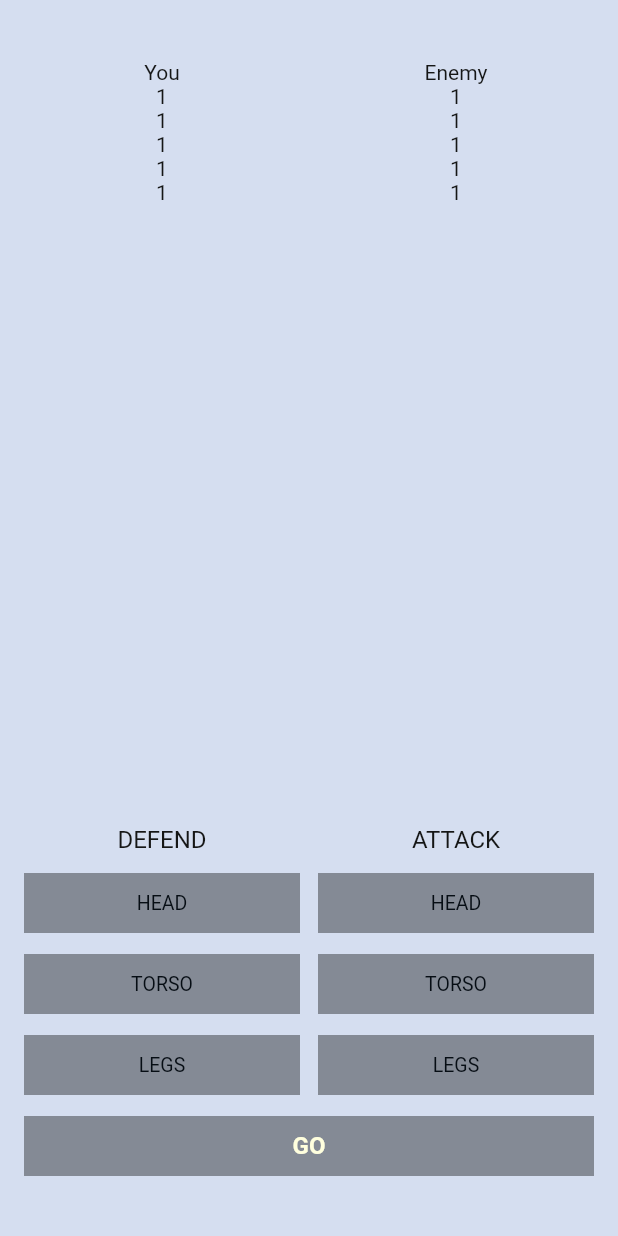
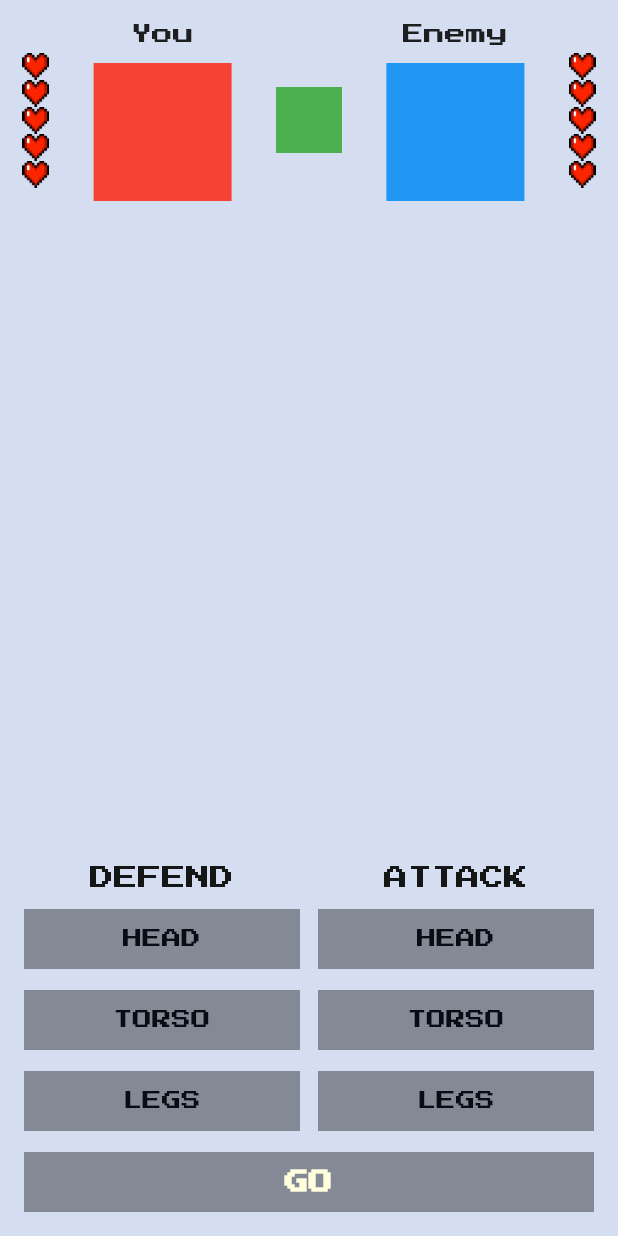
Before and after one commit to devmaslove/flutter_fight_club, a Flutter app: the screen it shows after launch, on a phone screen of 412 x 824 dp. Run offline on Flutter 3.47's test engine with Material 2 defaults, Android fonts, the phone set to English and light mode, and no system bars; our stand-ins replace google_fonts.

Commit message:
Урок №3

```diff
--- /dev/null
+++ b/lib/fight_club_colors.dart
@@ -0,0 +1,12 @@
+import 'package:flutter/material.dart';
+
+class FightClubColors {
+  FightClubColors._();
+
+  static const background = Colors.black;
+  static const greyButton = Colors.black;
+  static const blueButton = Colors.black;
+  static const blackButton = Colors.black;
+  static const darkGreyText = Colors.black;
+  static const whiteText = Colors.black;
+}
--- /dev/null
+++ b/lib/fight_club_icons.dart
@@ -0,0 +1,6 @@
+class FightClubIcons {
+  FightClubIcons._();
+
+  static const heartFull = "assets/icons/heart-full.png";
+  static const heartEmpty = "assets/icons/heart-empty.png";
+}
--- /dev/null
+++ b/lib/fight_club_images.dart
@@ -0,0 +1,6 @@
+class FightClubImages {
+  FightClubImages._();
+
+  static const enemyAvatar = "assets/icons/enemy-avatar.png";
+  static const youAvatar = "assets/icons/you-avatar.png";
+}
--- a/lib/main.dart
+++ b/lib/main.dart
@@ -1,4 +1,8 @@
+import 'dart:math';
+
 import 'package:flutter/material.dart';
+import 'package:flutter_fight_club/fight_club_icons.dart';
+import 'package:google_fonts/google_fonts.dart';
 
 void main() {
   runApp(MyApp());
@@ -9,6 +13,11 @@ class MyApp extends StatelessWidget {
   Widget build(BuildContext context) {
     return MaterialApp(
       home: MyHomePage(),
+      theme: ThemeData(
+        textTheme: GoogleFonts.pressStart2pTextTheme(
+          Theme.of(context).textTheme,
+        ),
+      ),
     );
   }
 }
@@ -17,105 +26,130 @@ class MyHomePage extends StatefulWidget {
   const MyHomePage({Key? key}) : super(key: key);
 
   @override
-  _MyHomePageState createState() => _MyHomePageState();
+  MyHomePageState createState() => MyHomePageState();
 }
 
-class _MyHomePageState extends State<MyHomePage> {
+class MyHomePageState extends State<MyHomePage> {
+  static const maxLives = 5;
+
   BobyPart? defendingBodyPart;
   BobyPart? attackingBodyPart;
+
+  BobyPart whatEnemyAttacks = BobyPart.random();
+  BobyPart whatEnemyDefends = BobyPart.random();
+
+  int yourLives = maxLives;
+  int enemysLives = maxLives;
 
   @override
   Widget build(BuildContext context) {
     return Scaffold(
       backgroundColor: Color(0xFFD5DEF0),
-      body: Column(
-        children: [
-          SizedBox(height: 40),
-          RowResults(leftText: 'You', rightText: 'Enemy'),
-          RowResults(leftText: '1', rightText: '1'),
-          RowResults(leftText: '1', rightText: '1'),
-          RowResults(leftText: '1', rightText: '1'),
-          RowResults(leftText: '1', rightText: '1'),
-          RowResults(leftText: '1', rightText: '1'),
-          Expanded(child: SizedBox()),
-          Row(
-            mainAxisAlignment: MainAxisAlignment.center,
-            children: [
-              SizedBox(width: 16),
-              Expanded(
+      body: SafeArea(
+
         child: Column(
           children: [
-                    Text(
-                      'Defend'.toUpperCase(),
-                      style: TextStyle(color: Color(0xFF151616), fontSize: 16),
+            FightersInfo(
+              yourLives: yourLives,
+              enemysLives: enemysLives,
+              maxLivesCount: maxLives,
             ),
-                    SizedBox(height: 13),
-                    BodyPartButton(
-                      bodyPart: BobyPart.head,
-                      selected: defendingBodyPart == BobyPart.head,
-                      bodyPartSetter: _selectDefendingBodyPart,
+            Expanded(child: SizedBox()),
+            ControlsWidget(
+              defendingBodyPart: defendingBodyPart,
+              selectDefendingBodyPart: _selectDefendingBodyPart,
+              attackingBodyPart: attackingBodyPart,
+              selectAttackingBodyPart: _selectAttackingBodyPart,
             ),
             SizedBox(height: 14),
-                    BodyPartButton(
-                      bodyPart: BobyPart.torso,
-                      selected: defendingBodyPart == BobyPart.torso,
-                      bodyPartSetter: _selectDefendingBodyPart,
+            GoButton(
+              onTap: _pushGoButton,
+              color: _getGoColor(),
+              text: yourLives == 0 || enemysLives == 0 ? 'Start new game' : 'Go',
             ),
-                    SizedBox(height: 14),
-                    BodyPartButton(
-                      bodyPart: BobyPart.legs,
-                      selected: defendingBodyPart == BobyPart.legs,
-                      bodyPartSetter: _selectDefendingBodyPart,
-                    ),
+            SizedBox(height: 16),
           ],
         ),
       ),
-              SizedBox(width: 12),
-              Expanded(
-                child: Column(
-                  children: [
-                    Text(
-                      'Attack'.toUpperCase(),
-                      style: TextStyle(color: Color(0xFF151616), fontSize: 16),
-                    ),
-                    SizedBox(height: 13),
-                    BodyPartButton(
-                      bodyPart: BobyPart.head,
-                      selected: attackingBodyPart == BobyPart.head,
-                      bodyPartSetter: _selectAttackingBodyPart,
-                    ),
-                    SizedBox(height: 14),
-                    BodyPartButton(
-                      bodyPart: BobyPart.torso,
-                      selected: attackingBodyPart == BobyPart.torso,
-                      bodyPartSetter: _selectAttackingBodyPart,
-                    ),
-                    SizedBox(height: 14),
-                    BodyPartButton(
-                      bodyPart: BobyPart.legs,
-                      selected: attackingBodyPart == BobyPart.legs,
-                      bodyPartSetter: _selectAttackingBodyPart,
-                    ),
-                  ],
-                ),
-              ),
-              SizedBox(width: 16),
-            ],
-          ),
-          SizedBox(height: 14),
-          Row(
-            children: [
-              SizedBox(width: 16),
-              Expanded(
+    );
+  }
+
+  void _pushGoButton() {
+    if (yourLives == 0 || enemysLives == 0) {
+      setState(() {
+        yourLives = maxLives;
+        enemysLives = maxLives;
+      });
+    } else if (defendingBodyPart != null && attackingBodyPart != null) {
+      setState(() {
+        final bool enemyLooseFife = attackingBodyPart != whatEnemyDefends;
+        final bool youLooseFife = defendingBodyPart != whatEnemyAttacks;
+        if (enemyLooseFife) {
+          enemysLives--;
+        }
+        if (youLooseFife) {
+          yourLives--;
+        }
+        whatEnemyDefends = BobyPart.random();
+        whatEnemyAttacks = BobyPart.random();
+        defendingBodyPart = null;
+        attackingBodyPart = null;
+      });
+    }
+  }
+
+  void _selectDefendingBodyPart(BobyPart value) {
+    if (yourLives > 0 && enemysLives > 0) {
+      setState(() {
+        defendingBodyPart = value;
+      });
+    }
+  }
+
+  Color _getGoColor() {
+    if (yourLives == 0 || enemysLives == 0) {
+      return Colors.black87;
+    }
+    if (defendingBodyPart != null && attackingBodyPart != null) {
+      return Colors.black87;
+    }
+    return Colors.black38;
+  }
+
+  void _selectAttackingBodyPart(BobyPart value) {
+    if (yourLives > 0 && enemysLives > 0) {
+      setState(() {
+        attackingBodyPart = value;
+      });
+    }
+  }
+}
+
+class GoButton extends StatelessWidget {
+  final VoidCallback onTap;
+  final Color color;
+  final String text;
+
+  const GoButton({
+    Key? key,
+    required this.onTap,
+    required this.color,
+    required this.text,
+  }) : super(key: key);
+
+  @override
+  Widget build(BuildContext context) {
+    return Padding(
+      padding: const EdgeInsets.symmetric(horizontal: 16),
       child: GestureDetector(
-                  onTap: () => _pushGoButton(),
+        onTap: () => onTap(),
         child: SizedBox(
           height: 40,
           child: ColoredBox(
-                      color: _getGoColor(),
+            color: color,
             child: Center(
               child: Text(
-                          'Go'.toUpperCase(),
+                text.toUpperCase(),
                 style: TextStyle(
                   fontWeight: FontWeight.w700,
                   fontSize: 16,
@@ -126,86 +160,74 @@ class _MyHomePageState extends State<MyHomePage> {
           ),
         ),
       ),
-              ),
-              SizedBox(width: 16),
-            ],
-          ),
-          SizedBox(height: 40),
-        ],
-      ),
     );
-  }
-
-  void _selectDefendingBodyPart(BobyPart value) {
-    setState(() {
-      defendingBodyPart = value;
-    });
-  }
-
-  void _selectAttackingBodyPart(BobyPart value) {
-    setState(() {
-      attackingBodyPart = value;
-    });
-  }
-
-  void _pushGoButton() {
-    if (defendingBodyPart != null && attackingBodyPart != null) {
-      setState(() {
-        defendingBodyPart = null;
-        attackingBodyPart = null;
-      });
   }
 }
 
-  Color _getGoColor() {
-    if (defendingBodyPart != null && attackingBodyPart != null) {
-      return Colors.black87;
-    } else {
-      return Colors.black38;
-    }
-  }
-}
+class FightersInfo extends StatelessWidget {
+  final int maxLivesCount;
+  final int yourLives;
+  final int enemysLives;
 
-class RowResults extends StatelessWidget {
-  final String leftText;
-  final String rightText;
-
-  const RowResults({
+  const FightersInfo({
     Key? key,
-    required this.leftText,
-    required this.rightText,
+    required this.maxLivesCount,
+    required this.yourLives,
+    required this.enemysLives,
   }) : super(key: key);
 
   @override
   Widget build(BuildContext context) {
-    return Row(
+    return SizedBox(
+      height: 160,
+      child: Row(
+        mainAxisAlignment: MainAxisAlignment.spaceAround,
         children: [
-        SizedBox(width: 16),
-        Expanded(
-          child: Center(
-            child: Text(
-              leftText,
-              style: TextStyle(
-                fontSize: 14,
-                color: Color(0xFF151616),
+          LivesWidget(
+            overallLivesCount: maxLivesCount,
+            currentLivesCount: yourLives,
+          ),
+          Column(
+            children: [
+              const SizedBox(height: 16),
+              Text('You'),
+              const SizedBox(height: 12),
+              ColoredBox(
+                color: Colors.red,
+                child: SizedBox(
+                  width: 92,
+                  height: 92,
                 ),
               ),
+            ],
+          ),
+          ColoredBox(
+            color: Colors.green,
+            child: SizedBox(
+              width: 44,
+              height: 44,
             ),
           ),
-        SizedBox(width: 12),
-        Expanded(
-          child: Center(
-            child: Text(
-              rightText,
-              style: TextStyle(
-                fontSize: 14,
-                color: Color(0xFF151616),
+          Column(
+            children: [
+              const SizedBox(height: 16),
+              Text('Enemy'),
+              const SizedBox(height: 12),
+              ColoredBox(
+                color: Colors.blue,
+                child: SizedBox(
+                  width: 92,
+                  height: 92,
                 ),
               ),
+            ],
           ),
+          LivesWidget(
+            overallLivesCount: maxLivesCount,
+            currentLivesCount: enemysLives,
           ),
-        SizedBox(width: 16),
         ],
+      ),
     );
   }
 }
@@ -222,6 +244,12 @@ class BobyPart {
   @override
   String toString() {
     return 'BobyPart{name: $name}';
+  }
+
+  static const List<BobyPart> _values = [head, torso, legs];
+
+  static BobyPart random() {
+    return _values[Random().nextInt(_values.length)];
   }
 }
 
@@ -259,3 +287,123 @@ class BodyPartButton extends StatelessWidget {
     );
   }
 }
+
+class LivesWidget extends StatelessWidget {
+  final int overallLivesCount;
+  final int currentLivesCount;
+
+  const LivesWidget({
+    Key? key,
+    required this.overallLivesCount,
+    required this.currentLivesCount,
+  })  : assert(overallLivesCount >= 1),
+        assert(currentLivesCount >= 0),
+        assert(currentLivesCount <= overallLivesCount),
+        super(key: key);
+
+  @override
+  Widget build(BuildContext context) {
+    return Column(
+      mainAxisSize: MainAxisSize.min,
+      children: List.generate(overallLivesCount, (index) {
+        if (index < currentLivesCount) {
+          return Image.asset(
+            FightClubIcons.heartFull,
+            width: 18,
+            height: 18,
+          );
+        } else {
+          return Image.asset(
+            FightClubIcons.heartEmpty,
+            width: 18,
+            height: 18,
+          );
+        }
+      }),
+    );
+  }
+}
+
+class ControlsWidget extends StatelessWidget {
+  final BobyPart? defendingBodyPart;
+  final ValueSetter<BobyPart> selectDefendingBodyPart;
+
+  final BobyPart? attackingBodyPart;
+  final ValueSetter<BobyPart> selectAttackingBodyPart;
+
+  const ControlsWidget({
+    Key? key,
+    required this.defendingBodyPart,
+    required this.selectDefendingBodyPart,
+    required this.attackingBodyPart,
+    required this.selectAttackingBodyPart,
+  }) : super(key: key);
+
+  @override
+  Widget build(BuildContext context) {
+    return Row(
+      mainAxisAlignment: MainAxisAlignment.center,
+      children: [
+        SizedBox(width: 16),
+        Expanded(
+          child: Column(
+            children: [
+              Text(
+                'Defend'.toUpperCase(),
+                style: TextStyle(color: Color(0xFF151616), fontSize: 16),
+              ),
+              SizedBox(height: 13),
+              BodyPartButton(
+                bodyPart: BobyPart.head,
+                selected: defendingBodyPart == BobyPart.head,
+                bodyPartSetter: selectDefendingBodyPart,
+              ),
+              SizedBox(height: 14),
+              BodyPartButton(
+                bodyPart: BobyPart.torso,
+                selected: defendingBodyPart == BobyPart.torso,
+                bodyPartSetter: selectDefendingBodyPart,
+              ),
+              SizedBox(height: 14),
+              BodyPartButton(
+                bodyPart: BobyPart.legs,
+                selected: defendingBodyPart == BobyPart.legs,
+                bodyPartSetter: selectDefendingBodyPart,
+              ),
+            ],
+          ),
+        ),
+        SizedBox(width: 12),
+        Expanded(
+          child: Column(
+            children: [
+              Text(
+                'Attack'.toUpperCase(),
+                style: TextStyle(color: Color(0xFF151616), fontSize: 16),
+              ),
+              SizedBox(height: 13),
+              BodyPartButton(
+                bodyPart: BobyPart.head,
+                selected: attackingBodyPart == BobyPart.head,
+                bodyPartSetter: selectAttackingBodyPart,
+              ),
+              SizedBox(height: 14),
+              BodyPartButton(
+                bodyPart: BobyPart.torso,
+                selected: attackingBodyPart == BobyPart.torso,
+                bodyPartSetter: selectAttackingBodyPart,
+              ),
+              SizedBox(height: 14),
+              BodyPartButton(
+                bodyPart: BobyPart.legs,
+                selected: attackingBodyPart == BobyPart.legs,
+                bodyPartSetter: selectAttackingBodyPart,
+              ),
+            ],
+          ),
+        ),
+        SizedBox(width: 16),
+      ],
+    );
+  }
+}
```
Also changed, not shown: pubspec.yaml (+5 -57 lines), assets/icons/enemy-avatar.png (added), assets/icons/heart-empty.png (added), assets/icons/heart-full.png (added), assets/icons/you-avatar.png (added), google_fonts/PressStart2P-Regular.ttf (added), pubspec.lock, 5 other files. Lines whose indentation alone changed are shown as unchanged.
